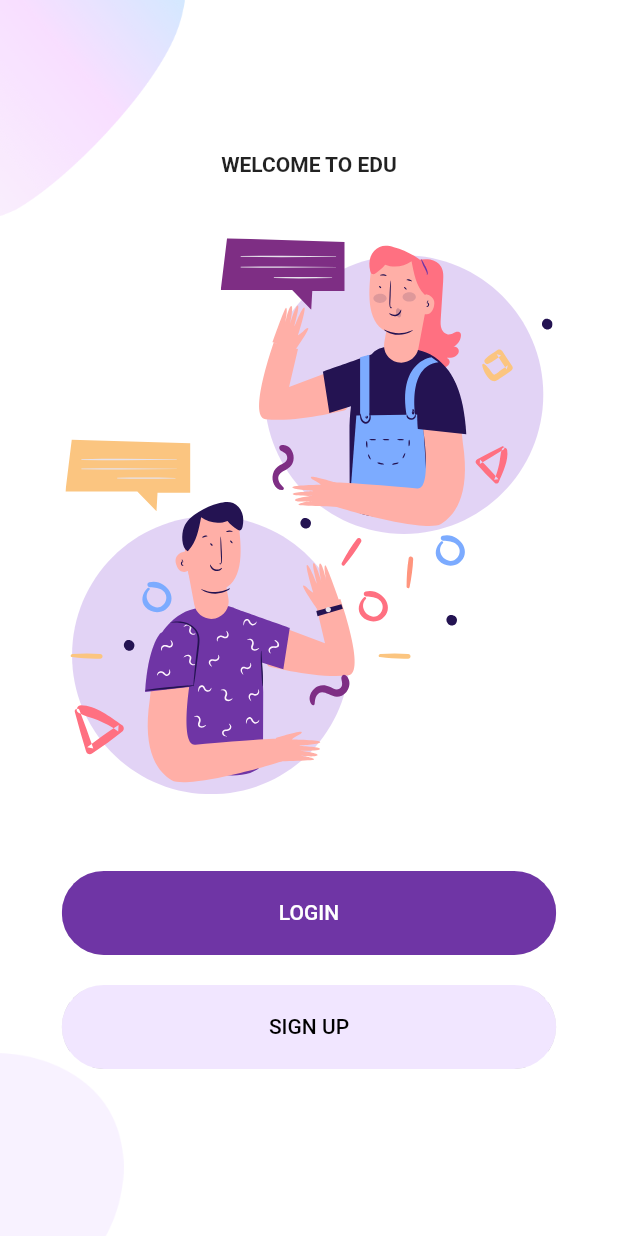
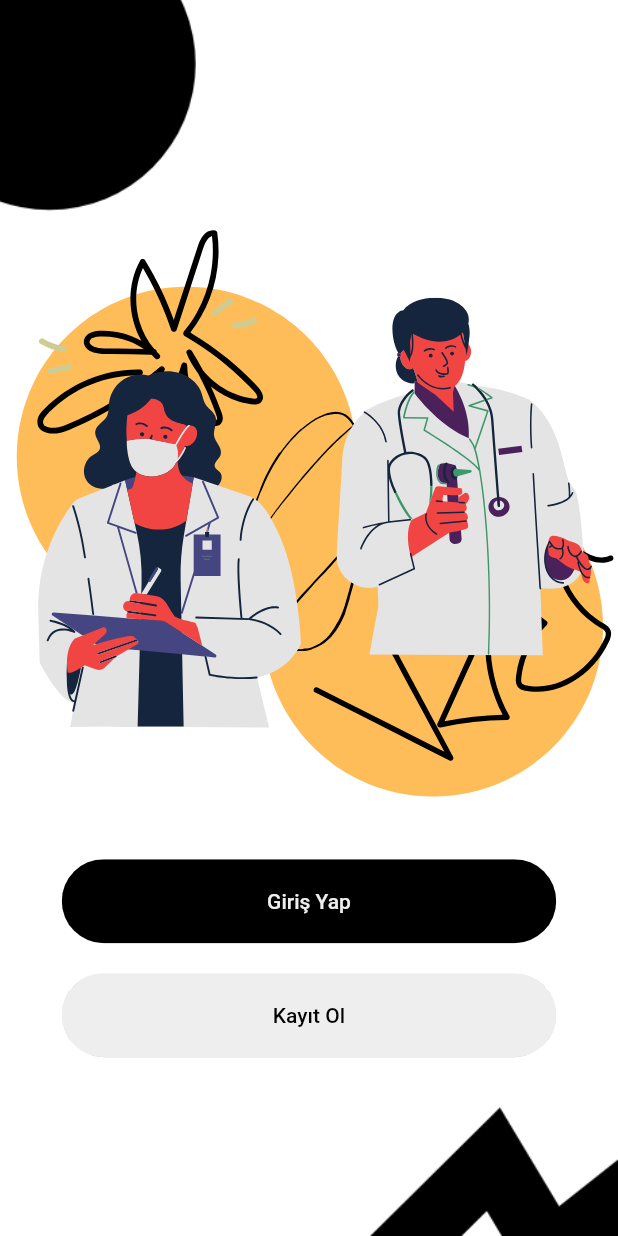
Before and after one commit to abuanwar072/Welcome-Login-Signup-Page-Flutter, a Flutter app: the screen it shows after launch, on a phone screen of 412 x 824 dp. Run offline on Flutter 3.47's test engine with Material 2 defaults, Android fonts, the phone set to English and light mode, and no system bars; our stand-ins replace flutter_svg.

Commit message:
Initial commit

```diff
--- a/lib/Screens/Login/components/body.dart
+++ b/lib/Screens/Login/components/body.dart
@@ -21,24 +21,24 @@ class Body extends StatelessWidget {
           mainAxisAlignment: MainAxisAlignment.center,
           children: <Widget>[
             Text(
-              "LOGIN",
+              "Giriş",
               style: TextStyle(fontWeight: FontWeight.bold),
             ),
             SizedBox(height: size.height * 0.03),
             SvgPicture.asset(
-              "assets/icons/login.svg",
+              "assets/icons/doktor.svg",
               height: size.height * 0.35,
             ),
             SizedBox(height: size.height * 0.03),
             RoundedInputField(
-              hintText: "Your Email",
+              hintText: "Email",
               onChanged: (value) {},
             ),
             RoundedPasswordField(
               onChanged: (value) {},
             ),
             RoundedButton(
-              text: "LOGIN",
+              text: "Giriş",
               press: () {},
             ),
             SizedBox(height: size.height * 0.03),
--- a/lib/Screens/Signup/components/body.dart
+++ b/lib/Screens/Signup/components/body.dart
@@ -19,7 +19,7 @@ class Body extends StatelessWidget {
           mainAxisAlignment: MainAxisAlignment.center,
           children: <Widget>[
             Text(
-              "SIGNUP",
+              "Kayıt Ol",
               style: TextStyle(fontWeight: FontWeight.bold),
             ),
             SizedBox(height: size.height * 0.03),
@@ -28,14 +28,14 @@ class Body extends StatelessWidget {
               height: size.height * 0.35,
             ),
             RoundedInputField(
-              hintText: "Your Email",
+              hintText: "Email",
               onChanged: (value) {},
             ),
             RoundedPasswordField(
               onChanged: (value) {},
             ),
             RoundedButton(
-              text: "SIGNUP",
+              text: "Kayıt Ol",
               press: () {},
             ),
             SizedBox(height: size.height * 0.03),
--- a/lib/Screens/Signup/components/or_divider.dart
+++ b/lib/Screens/Signup/components/or_divider.dart
@@ -14,7 +14,7 @@ class OrDivider extends StatelessWidget {
           Padding(
             padding: const EdgeInsets.symmetric(horizontal: 10),
             child: Text(
-              "OR",
+              "Ya da",
               style: TextStyle(
                 color: kPrimaryColor,
                 fontWeight: FontWeight.w600,
--- a/lib/Screens/Welcome/components/background.dart
+++ b/lib/Screens/Welcome/components/background.dart
@@ -20,16 +20,16 @@ class Background extends StatelessWidget {
             top: 0,
             left: 0,
             child: Image.asset(
-              "assets/images/main_top.png",
-              width: size.width * 0.3,
+              "assets/images/kenarlık_1.png",
+              width: size.width * 0.65,
             ),
           ),
           Positioned(
             bottom: 0,
-            left: 0,
+            right: 0,
             child: Image.asset(
-              "assets/images/main_bottom.png",
-              width: size.width * 0.2,
+              "assets/images/kenarlık_2.png",
+              width: size.width * 0.7,
             ),
           ),
           child,
--- a/lib/Screens/Welcome/components/body.dart
+++ b/lib/Screens/Welcome/components/body.dart
@@ -17,17 +17,19 @@ class Body extends StatelessWidget {
           mainAxisAlignment: MainAxisAlignment.center,
           children: <Widget>[
             Text(
-              "WELCOME TO EDU",
+              "",
               style: TextStyle(fontWeight: FontWeight.bold),
             ),
-            SizedBox(height: size.height * 0.05),
+            SizedBox(height: size.height * 0.03),
             SvgPicture.asset(
-              "assets/icons/chat.svg",
-              height: size.height * 0.45,
+              "assets/icons/ana_giris_app.svg",
+              height: size.height * 0.5,
             ),
-            SizedBox(height: size.height * 0.05),
+            SizedBox(height: size.height * 0.001),
             RoundedButton(
-              text: "LOGIN",
+              text: "Giriş Yap",
+              color: Colors.black,
+              textColor: Colors.grey.shade200,
               press: () {
                 Navigator.push(
                   context,
@@ -40,8 +42,8 @@ class Body extends StatelessWidget {
               },
             ),
             RoundedButton(
-              text: "SIGN UP",
-              color: kPrimaryLightColor,
+              text: "Kayıt Ol",
+              color: Colors.grey.shade200,
               textColor: Colors.black,
               press: () {
                 Navigator.push(
--- a/lib/components/already_have_an_account_acheck.dart
+++ b/lib/components/already_have_an_account_acheck.dart
@@ -16,13 +16,13 @@ class AlreadyHaveAnAccountCheck extends StatelessWidget {
       mainAxisAlignment: MainAxisAlignment.center,
       children: <Widget>[
         Text(
-          login ? "Don’t have an Account ? " : "Already have an Account ? ",
+          login ? "Hesabınız Yok Mu ? " : "Hesabınız Var Mı ? ",
           style: TextStyle(color: kPrimaryColor),
         ),
         GestureDetector(
           onTap: press,
           child: Text(
-            login ? "Sign Up" : "Sign In",
+            login ? "Üye Ol" : "Kayıt Ol",
             style: TextStyle(
               color: kPrimaryColor,
               fontWeight: FontWeight.bold,
--- a/lib/components/rounded_password_field.dart
+++ b/lib/components/rounded_password_field.dart
@@ -17,7 +17,7 @@ class RoundedPasswordField extends StatelessWidget {
         onChanged: onChanged,
         cursorColor: kPrimaryColor,
         decoration: InputDecoration(
-          hintText: "Password",
+          hintText: "Şifre",
           icon: Icon(
             Icons.lock,
             color: kPrimaryColor,
```
Also changed, not shown: lib/Screens/Login/components/background.dart (+4 -4 lines), assets/icons/ana_giris_app.svg (added), assets/icons/doktor.svg (added), assets/images/kenarlık_1.png (added), assets/images/kenarlık_2.png (added), 1 other file.
